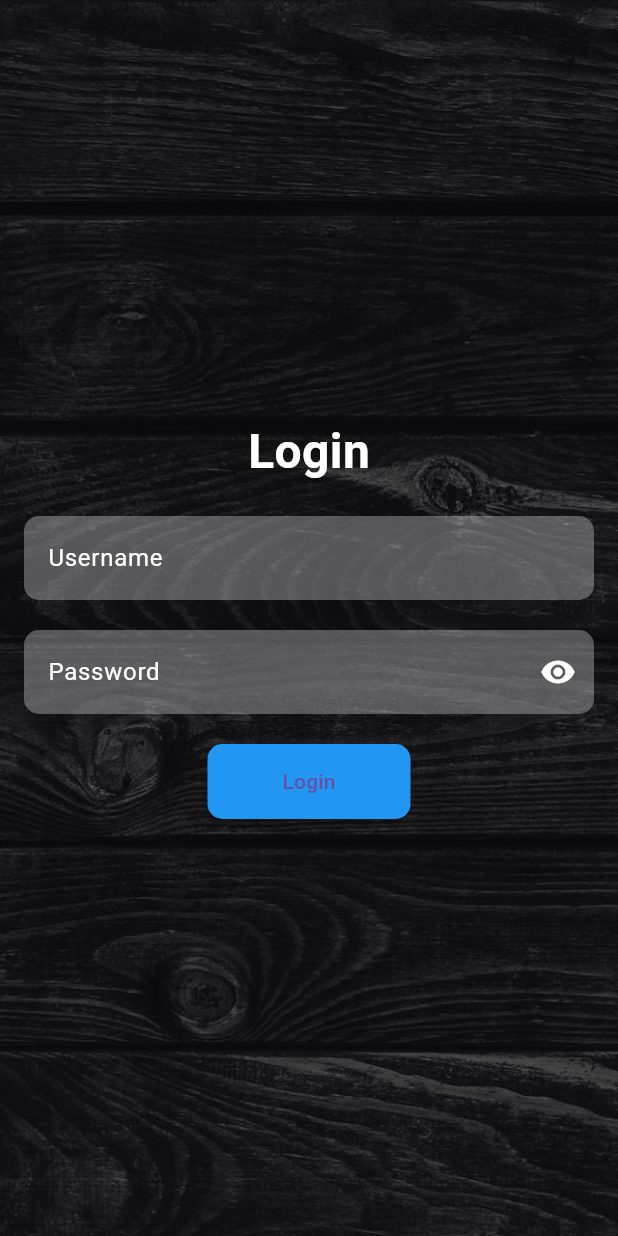
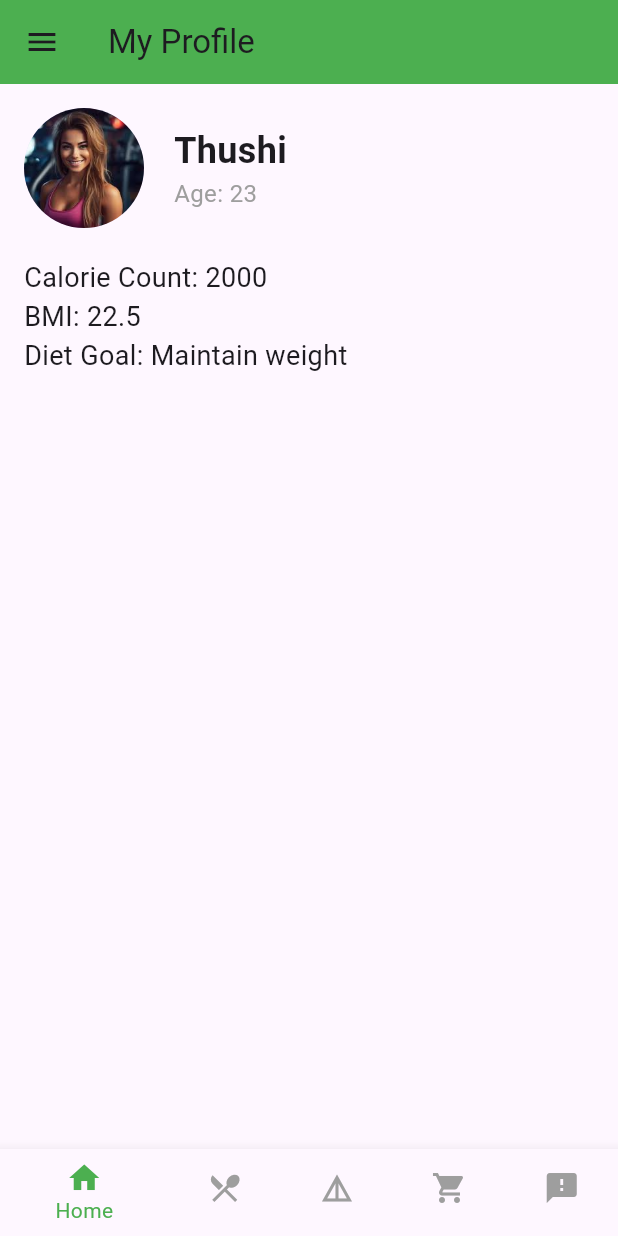
Before and after one commit to Nimalsh/fitEats, a Flutter app: the screen it shows after launch, after a tap on "Login", on a phone screen of 412 x 824 dp. Run offline on Flutter 3.47's test engine with Material 3 defaults, Android fonts, the phone set to English and light mode, and no system bars; our stand-ins replace device_preview.

Commit message:
profile and menu bar

```diff
--- a/fiteatsmobile/lib/main.dart
+++ b/fiteatsmobile/lib/main.dart
@@ -1,12 +1,15 @@
 import 'package:fiteatsmobile/user/user_login.dart';
+import 'package:device_preview/device_preview.dart';
 import 'package:flutter/material.dart';
 
-void main() {
-  runApp(const MyApp());
-}
+void main() =>runApp(
+      DevicePreview(
+        builder: (context) => MyApp(), // Wrap your app
+      ),
+    );
 
 class MyApp extends StatelessWidget {
-  const MyApp({Key? key}) : super(key: key);
+
 
   @override
   Widget build(BuildContext context) {
--- /dev/null
+++ b/fiteatsmobile/lib/user/daily_calories.dart
@@ -0,0 +1 @@
+// TODO Implement this library.
--- /dev/null
+++ b/fiteatsmobile/lib/user/profile.dart
@@ -0,0 +1,142 @@
+import 'package:flutter/material.dart';
+import 'calories_count.dart';
+import 'menu.dart';
+import 'view_plan.dart';
+
+class ProfilePage extends StatefulWidget {
+  @override
+  _ProfilePageState createState() => _ProfilePageState();
+}
+
+class _ProfilePageState extends State<ProfilePage> {
+  int _selectedIndex = 0;
+  PageController _pageController = PageController();
+
+  static List<Widget> _widgetOptions = <Widget>[
+    Center(child: ProfileContent()),
+    DailyCaloriesPage(),
+    ViewPlanPage(),
+    Center(child: Text('Ordering')),
+    Center(child: Text('Feedbacks')),
+  ];
+
+  void _onItemTapped(int index) {
+    setState(() {
+      _selectedIndex = index;
+    });
+    _pageController.jumpToPage(index);
+  }
+
+  @override
+  Widget build(BuildContext context) {
+    return Scaffold(
+      appBar: AppBar(
+        backgroundColor: Colors.green,
+        title: const Text("My Profile"),
+        leading: Builder(
+          builder: (BuildContext context) {
+            return IconButton(
+              icon: const Icon(Icons.menu),
+              onPressed: () {
+                Scaffold.of(context).openDrawer();
+              },
+            );
+          },
+        ),
+      ),
+      drawer: MenuDrawer(),
+      body: PageView(
+        controller: _pageController,
+        children: _widgetOptions,
+        onPageChanged: (index) {
+          setState(() {
+            _selectedIndex = index;
+          });
+        },
+      ),
+      bottomNavigationBar: BottomNavigationBar(
+        items: const <BottomNavigationBarItem>[
+          BottomNavigationBarItem(
+            icon: Icon(Icons.home,),
+            label: 'Home',
+          ),
+          BottomNavigationBarItem(
+            icon: Icon(Icons.local_dining ,),
+            label: 'Daily Calorie',
+          ),
+          BottomNavigationBarItem(
+            icon: Icon(Icons.details_outlined,),
+            label: 'Status',
+          ),
+          BottomNavigationBarItem(
+            icon: Icon(Icons.shopping_cart),
+            label: 'Cart',
+          ),
+          BottomNavigationBarItem(
+            icon: Icon(Icons.feedback),
+            label: 'Feedbacks',
+          ),
+        ],
+         currentIndex: _selectedIndex,
+        selectedItemColor: Colors.green,
+        unselectedItemColor: Colors.grey,
+        onTap: _onItemTapped,
+      ),
+    );
+  }
+}
+
+
+
+
+
+class ProfileContent extends StatelessWidget {
+  @override
+  Widget build(BuildContext context) {
+    return Padding(
+      padding: const EdgeInsets.all(16.0),
+      child: Column(
+        crossAxisAlignment: CrossAxisAlignment.start,
+        children: [
+          Row(
+            children: [
+              CircleAvatar(
+                radius: 40,
+                backgroundImage: AssetImage("assets/image/profile.jpg"),
+              ),
+              SizedBox(width: 20),
+              Column(
+                crossAxisAlignment: CrossAxisAlignment.start,
+                children: [
+                  Text(
+                    'Thushi',
+                    style: TextStyle(fontSize: 24, fontWeight: FontWeight.bold),
+                  ),
+                  Text(
+                    'Age: 23',
+                    style: TextStyle(fontSize: 16, color: Colors.grey),
+                  ),
+                ],
+              ),
+            ],
+          ),
+          SizedBox(height: 20),
+          Text(
+            'Calorie Count: 2000',
+            style: TextStyle(fontSize: 18),
+          ),
+          Text(
+            'BMI: 22.5',
+            style: TextStyle(fontSize: 18),
+          ),
+          Text(
+            'Diet Goal: Maintain weight',
+            style: TextStyle(fontSize: 18),
+          ),
+          SizedBox(height: 20),
+          Expanded(child: Container()), // Filler to push bottom nav bar down
+        ],
+      ),
+    );
+  }
+}
--- a/fiteatsmobile/lib/user/user_login.dart
+++ b/fiteatsmobile/lib/user/user_login.dart
@@ -1,4 +1,6 @@
 import 'package:flutter/material.dart';
+
+import 'profile.dart';
 
 class LoginPage extends StatefulWidget {
   const LoginPage({Key? key}) : super(key: key);
@@ -84,6 +86,10 @@ class _LoginPageState extends State<LoginPage> {
                   const SizedBox(height: 20),
                   ElevatedButton(
                     onPressed: () {
+                       Navigator.push(
+                  context,
+                  MaterialPageRoute(builder: (context) => ProfilePage()),
+                );
                       // Handle login action
                     },
                     style: ElevatedButton.styleFrom(
--- a/fiteatsmobile/pubspec.yaml
+++ b/fiteatsmobile/pubspec.yaml
@@ -36,6 +36,7 @@ dependencies:
   # Use with the CupertinoIcons class for iOS style icons.
   cupertino_icons: ^1.0.6
   provider: ^6.1.2
+  device_preview: ^1.2.0
 
 dev_dependencies:
   flutter_test:
@@ -47,6 +48,7 @@ dev_dependencies:
   # package. See that file for information about deactivating specific lint
   # rules and activating additional ones.
   flutter_lints: ^3.0.0
+
 
 # For information on the generic Dart part of this file, see the
 # following page: https://dart.dev/tools/pub/pubspec
@@ -66,6 +68,7 @@ flutter:
 
   assets:
     - assets/image/Background_image.png
+    - assets/image/profile.jpg
 
 
   # An image asset can refer to one or more resolution-specific "variants", see
```
Also changed, not shown: fiteatsmobile/lib/user/calories_count.dart (added, +85 -0 lines), fiteatsmobile/lib/user/menu.dart (added, +91 -0 lines), fiteatsmobile/lib/user/view_plan.dart (added, +94 -0 lines), fiteatsmobile/assets/image/profile.jpg (added), fiteatsmobile/lib/login.dart (added), fiteatsmobile/lib/user/feedback.dart (added), fiteatsmobile/lib/user/ordering.dart (added), fiteatsmobile/pubspec.lock, 4 other files.
